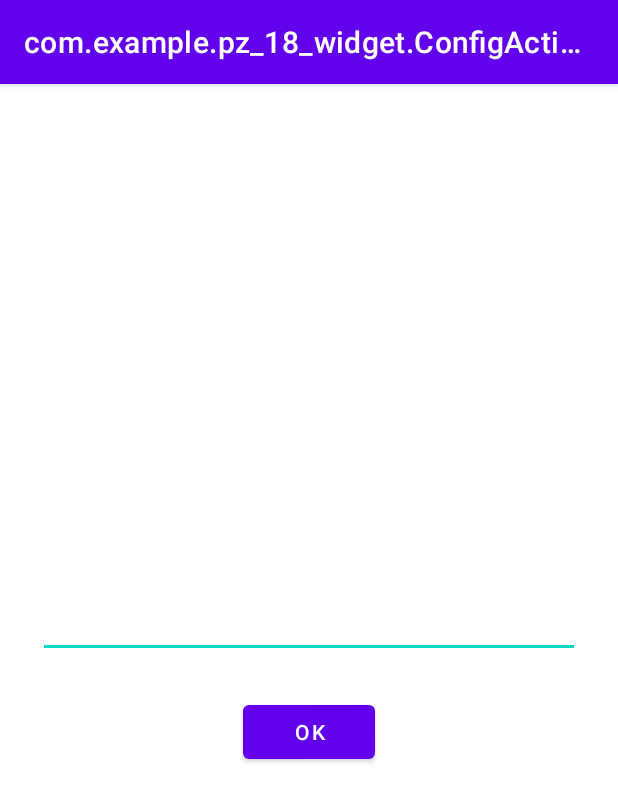
After one commit to Mystical-mistletoe/PZ_18_Widget, an Android app: the ConfigActivity screen opened directly, with no data from a screen before it, on a phone screen of 412 x 824 dp. The commit adds this screen. Shown: the top 802 px of the screen. Run offline under Robolectric (Android 15) with nearby library versions, the phone set to English and light mode, and no system bars; 1 statement that could not run was skipped.

Commit message:
Закончена основная практика
Signed-off-by: Екатерина Омельницкая <k625972@gmail.com>

```diff
--- /dev/null
+++ b/app/src/main/java/com/example/pz_18_widget/ConfigActivity.java
@@ -0,0 +1,48 @@
+package com.example.pz_18_widget;
+
+import android.appwidget.AppWidgetManager;
+import android.content.Intent;
+import android.content.SharedPreferences;
+import android.os.Bundle;
+import android.view.View;
+import android.widget.EditText;
+
+import androidx.appcompat.app.AppCompatActivity;
+import androidx.core.graphics.Insets;
+import androidx.core.view.ViewCompat;
+import androidx.core.view.WindowCompat;
+import androidx.core.view.WindowInsetsCompat;
+
+public class ConfigActivity extends AppCompatActivity {
+    int widgetID = AppWidgetManager.INVALID_APPWIDGET_ID;
+    Intent resultValue;
+    public final static String WIDGET_PREF = "widget_pref";
+    public final static String WIDGET_CITY = "widget_city_";
+    @Override
+    protected void onCreate(Bundle savedInstanceState) {
+        super.onCreate(savedInstanceState);  // извлекаем ID конфигурируемого виджета
+        Intent intent = getIntent();
+        Bundle extras = intent.getExtras();
+        if (extras != null) {
+            widgetID = extras.getInt(AppWidgetManager.EXTRA_APPWIDGET_ID, AppWidgetManager.INVALID_APPWIDGET_ID);
+        }  // и проверяем его корректность
+        if (widgetID == AppWidgetManager.INVALID_APPWIDGET_ID) {
+            finish();
+        }  // формируем intent ответа
+        resultValue = new Intent();
+        resultValue.putExtra(AppWidgetManager.EXTRA_APPWIDGET_ID, widgetID); // отрицательный ответ
+        setResult(RESULT_CANCELED, resultValue);
+        setContentView(R.layout.activity_config);
+    }
+    public void setCity(View view) {
+        EditText etText = (EditText) findViewById(R.id.city); // Записываем значения с экрана в Preferences
+        SharedPreferences sp = getSharedPreferences(WIDGET_PREF, MODE_PRIVATE);
+        SharedPreferences.Editor editor = sp.edit();
+        editor.putString(WIDGET_CITY + widgetID, etText.getText().toString());
+        editor.apply();
+        AppWidgetManager appWidgetManager = AppWidgetManager.getInstance(this);
+        AppWidget.updateAppWidget(this, sp, appWidgetManager, widgetID); // положительный ответ
+        setResult(RESULT_OK, resultValue);
+        finish();
+    }
+}
--- /dev/null
+++ b/app/src/main/res/layout/activity_config.xml
@@ -0,0 +1,30 @@
+<?xml version="1.0" encoding="utf-8"?>
+<FrameLayout xmlns:android="http://schemas.android.com/apk/res/android"
+    xmlns:app="http://schemas.android.com/apk/res-auto"
+    xmlns:tools="http://schemas.android.com/tools"
+    android:layout_width="match_parent"
+    android:layout_height="match_parent"
+    tools:context=".ConfigActivity">
+
+    <LinearLayout
+        android:layout_gravity="center"
+        android:orientation="vertical"
+        android:layout_width="match_parent"
+        android:layout_height="wrap_content">
+
+        <EditText
+            android:id="@+id/city"
+            android:inputType="text"
+            android:layout_margin="25dp"
+            android:layout_marginTop="25dp"
+            android:layout_width="match_parent"
+            android:layout_height="wrap_content" />
+
+        <Button
+            android:layout_gravity="center_horizontal"
+            android:layout_width="wrap_content"
+            android:layout_height="wrap_content"
+            android:onClick="setCity"
+            android:text="OK" />
+    </LinearLayout>
+</FrameLayout>
--- a/app/src/main/res/xml/app_widget_info.xml
+++ b/app/src/main/res/xml/app_widget_info.xml
@@ -3,9 +3,10 @@
     android:initialKeyguardLayout="@layout/app_widget"
     android:initialLayout="@layout/app_widget"
     android:minWidth="110dp"
-    android:minHeight="40dp"
+    android:minHeight="80dp"
     android:previewImage="@android:drawable/arrow_down_float"
     android:resizeMode="horizontal|vertical"
     android:updatePeriodMillis="2400000"
-    android:widgetCategory="home_screen">
+    android:widgetCategory="home_screen"
+    android:configure="com.example.pz_18_widget.ConfigActivity">
 </appwidget-provider>
```
Also changed, not shown: app/src/main/AndroidManifest.xml (+13 -5 lines), app/src/main/java/com/example/pz_18_widget/AppWidget.java (+23 -9 lines), app/src/main/res/layout/app_widget.xml (+17 -7 lines).
